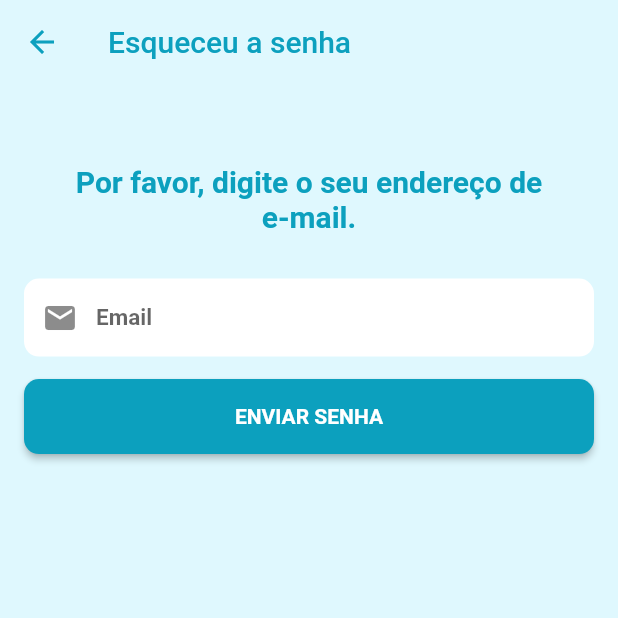
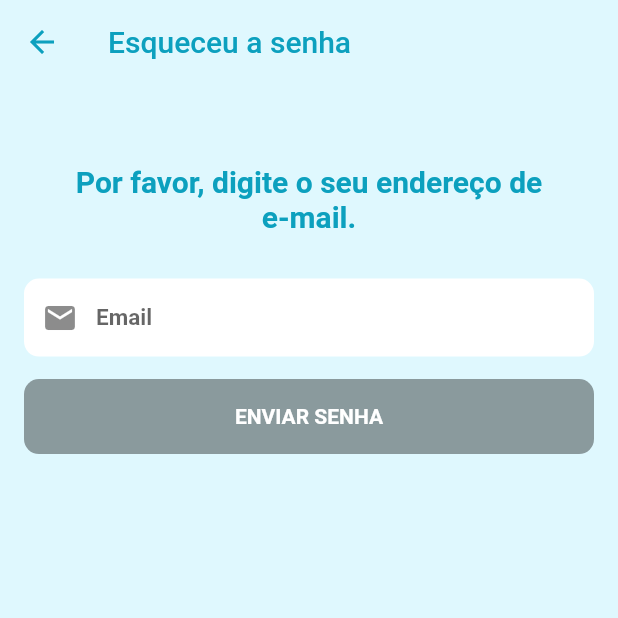
Before and after one commit to guischpor/app_rh, a Flutter app: the EsqueceuSenhaScreen screen opened by its route, on a phone screen of 412 x 824 dp, the top half of it. Run offline on Flutter 3.47's test engine with Material 2 defaults, Android fonts, the phone set to English and light mode, and no system bars; our stand-ins replace flutter_mobx, mobx; missing offline and left inert: dart:ffi; generated files the repository leaves out were written again.

```diff
--- a/lib/screens/esqueceu_senha_screen.dart
+++ b/lib/screens/esqueceu_senha_screen.dart
@@ -1,8 +1,11 @@
+import 'package:app_rh/stores/esqueceu_senha_store.dart';
 import 'package:app_rh/styles/styles.dart';
 import 'package:app_rh/widgets/build_button.dart';
 import 'package:app_rh/widgets/input_field.dart';
 import 'package:app_rh/widgets/title_page.dart';
 import 'package:flutter/material.dart';
+import 'package:flutter_mobx/flutter_mobx.dart';
+import 'package:mobx/mobx.dart';
 
 class EsqueceuSenhaScreen extends StatefulWidget {
   @override
@@ -11,6 +14,21 @@ class EsqueceuSenhaScreen extends StatefulWidget {
 
 class _EsqueceuSenhaScreenState extends State<EsqueceuSenhaScreen> {
   Styles styles = Styles();
+  final EsqueceuSenhaStore esqueceuSenhaStore = EsqueceuSenhaStore();
+
+  ReactionDisposer disposer;
+
+  @override
+  void didChangeDependencies() {
+    // ignore: todo
+    // TODO: implement didChangeDependencies
+    super.didChangeDependencies();
+
+    disposer = reaction((_) => esqueceuSenhaStore.sending, (sending) {
+      if (sending) _showAlerta(context);
+    });
+  }
+
   @override
   Widget build(BuildContext context) {
     var mediaQuery = MediaQuery.of(context);
@@ -48,27 +66,55 @@ class _EsqueceuSenhaScreenState extends State<EsqueceuSenhaScreen> {
                     textAlign: TextAlign.center,
                   ),
                 ),
-                InputField(
+                Observer(
+                  builder: (_) {
+                    return InputField(
                       hint: "Email",
                       preffix: Icon(
                         Icons.email,
                         //color: styles.iconColorGrey,
                       ),
-                  textInputType: TextInputType.text,
-                  onChanged: (value) => {},
+                      textInputType: TextInputType.emailAddress,
+                      onChanged: esqueceuSenhaStore.setEmail,
                       obscure: false,
-                  enable: true,
+                      enable: !esqueceuSenhaStore.loading,
+                    );
+                  },
                 ),
                 SizedBox(
                   height: 15,
                 ),
-                Container(
+                Observer(
+                  builder: (_) {
+                    return Container(
                       height: 50,
-                  child: BuildButton(
-                    colorButton: styles.colorButtons,
-                    onPressed: () => {_showAlerta(context)},
-                    title: "ENVIAR SENHA",
+                      child: RaisedButton(
+                        color: styles.colorButtons,
+                        shape: RoundedRectangleBorder(
+                          borderRadius: BorderRadius.circular(
+                            10,
                           ),
+                        ),
+                        onPressed: esqueceuSenhaStore.sendPressed,
+                        child: esqueceuSenhaStore.loading
+                            ? SizedBox(
+                                height: 25,
+                                width: 25,
+                                child: CircularProgressIndicator(
+                                  valueColor:
+                                      AlwaysStoppedAnimation(Colors.white),
+                                ),
+                              )
+                            : Text(
+                                "ENVIAR SENHA",
+                                style: TextStyle(
+                                  color: Colors.white,
+                                  fontWeight: FontWeight.w700,
+                                ),
+                              ),
+                      ),
+                    );
+                  },
                 ),
               ],
             );
@@ -141,4 +187,11 @@ class _EsqueceuSenhaScreenState extends State<EsqueceuSenhaScreen> {
   void _routeLoginPage() async {
     Navigator.pushNamed(context, 'login');
   }
+
+  @override
+  void dispose() {
+    // TODO: implement dispose
+    dispose();
+    super.dispose();
   }
+}
```
Also changed, not shown: lib/screens/login_screen.dart (+10 -10 lines), lib/stores/esqueceu_senha_store.dart (added, +52 -0 lines), lib/stores/login_store.dart (+8 -6 lines), lib/stores/esqueceu_senha_store.g.dart (added), lib/stores/login_store.g.dart, 1 other file. Lines whose indentation alone changed are shown as unchanged.
